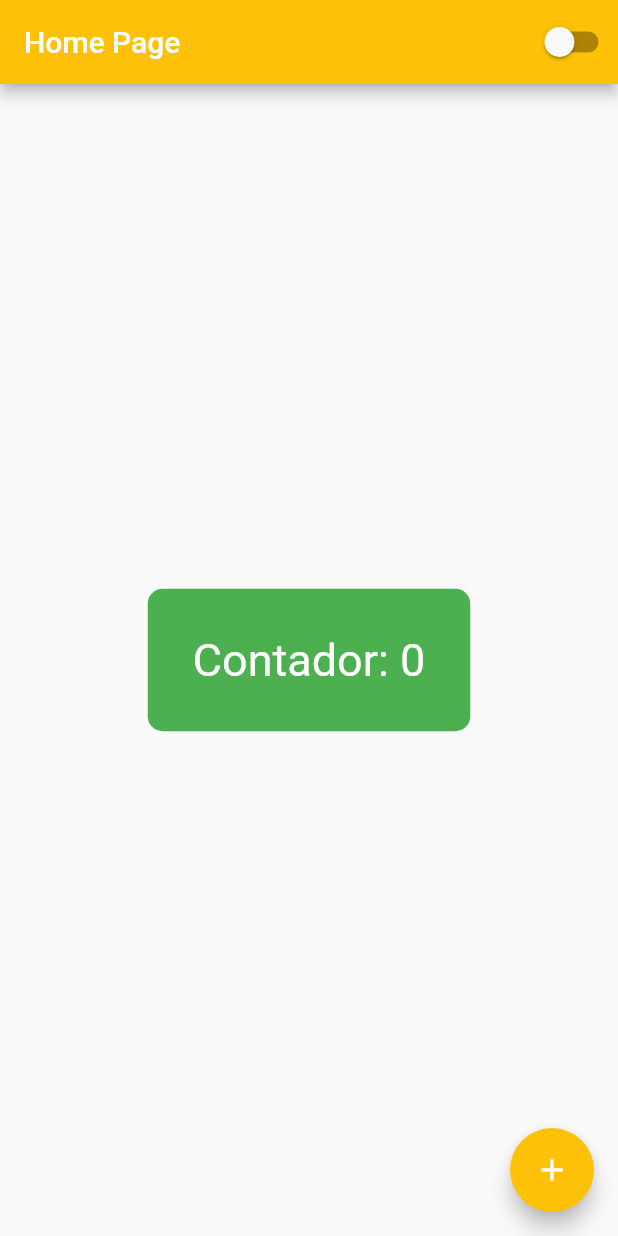
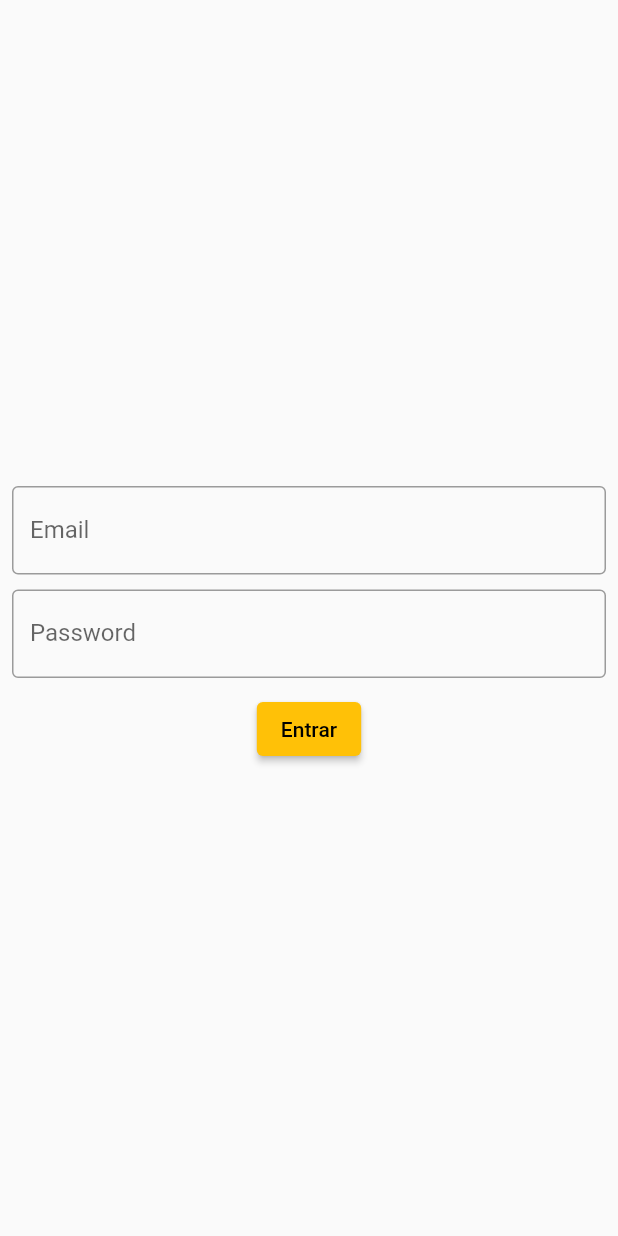
Before and after one commit to Azbito/my-first-flutter-project, a Flutter app: the screen it shows after launch, on a phone screen of 412 x 824 dp. Run offline on Flutter 3.47's test engine with Material 2 defaults, Android fonts, the phone set to English and light mode, and no system bars.

Commit message:
FEATURE: Login screen

```diff
--- a/lib/app_widget.dart
+++ b/lib/app_widget.dart
@@ -1,4 +1,5 @@
 import 'package:first_project/app_controller.dart';
+import 'package:first_project/login_page.dart';
 import 'package:flutter/material.dart';
 
 import 'home_page.dart';
@@ -19,7 +20,7 @@ class AppWidget extends StatelessWidget {
                 : Brightness.light,
           ),
           home: Builder(
-            builder: (context) => const HomePage(),
+            builder: (context) => const LoginPage(),
           ),
         );
       },
--- /dev/null
+++ b/lib/login_page.dart
@@ -0,0 +1,51 @@
+import 'package:flutter/material.dart';
+
+class LoginPage extends StatefulWidget {
+  const LoginPage({super.key});
+
+  @override
+  State<LoginPage> createState() => _LoginPageState();
+}
+
+class _LoginPageState extends State<LoginPage> {
+  String email = '';
+  String password = '';
+
+  @override
+  Widget build(BuildContext context) {
+    return Scaffold(
+        body: SingleChildScrollView(
+            child: SizedBox(
+                width: MediaQuery.of(context).size.width,
+                height: MediaQuery.of(context).size.height,
+                child: Padding(
+                    padding: const EdgeInsets.all(8),
+                    child: Column(
+                      mainAxisAlignment: MainAxisAlignment.center,
+                      children: [
+                        const SizedBox(height: 10),
+                        TextField(
+                          onChanged: (text) {
+                            email = text;
+                          },
+                          keyboardType: TextInputType.emailAddress,
+                          decoration: const InputDecoration(
+                              labelText: "Email", border: OutlineInputBorder()),
+                        ),
+                        const SizedBox(height: 10),
+                        TextField(
+                          onChanged: (text) {
+                            password = text;
+                          },
+                          obscureText: true,
+                          decoration: const InputDecoration(
+                              labelText: "Password",
+                              border: OutlineInputBorder()),
+                        ),
+                        const SizedBox(height: 10),
+                        ElevatedButton(
+                            onPressed: () {}, child: const Text('Entrar'))
+                      ],
+                    )))));
+  }
+}
```
